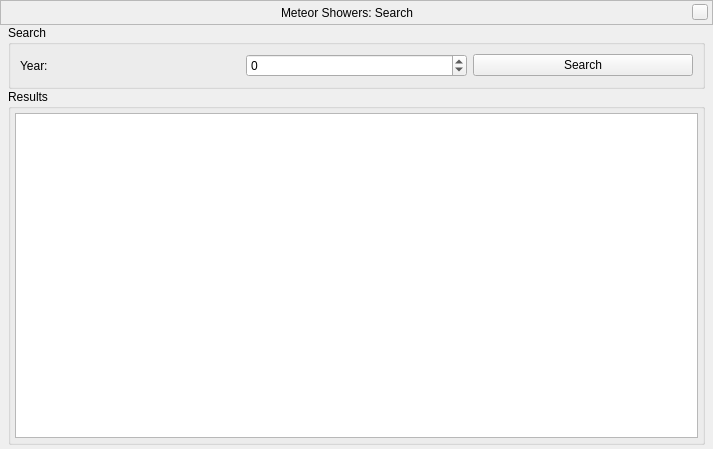
Stellarium/stellarium, file plugins/MeteorShowers/src/gui/MSSearchDialog.ui: the form before one commit.
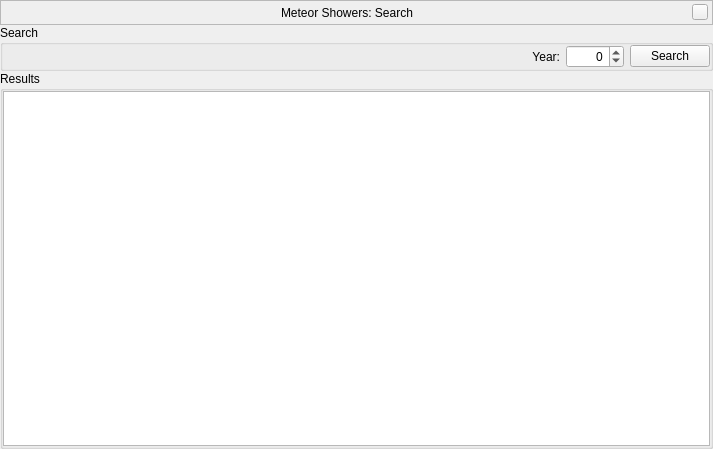
The form after the commit. Custom widgets are drawn as their Qt base class.

Commit message: Visual fix for Meteor Showers Search GUI

```diff
--- a/plugins/MeteorShowers/src/gui/MSSearchDialog.ui
+++ b/plugins/MeteorShowers/src/gui/MSSearchDialog.ui
@@ -135,13 +135,13 @@
    <item>
     <layout class="QVBoxLayout" name="verticalLayout">
      <property name="leftMargin">
-      <number>8</number>
+      <number>0</number>
      </property>
      <property name="rightMargin">
-      <number>8</number>
+      <number>0</number>
      </property>
      <property name="bottomMargin">
-      <number>4</number>
+      <number>0</number>
      </property>
      <item>
       <widget class="QGroupBox" name="search">
@@ -155,15 +155,39 @@
         <string>Search</string>
        </property>
        <layout class="QHBoxLayout" name="horizontalLayout">
+        <property name="leftMargin">
+         <number>0</number>
+        </property>
+        <property name="topMargin">
+         <number>0</number>
+        </property>
+        <property name="rightMargin">
+         <number>0</number>
+        </property>
+        <property name="bottomMargin">
+         <number>0</number>
+        </property>
         <item>
          <widget class="QLabel" name="labelFrom">
+          <property name="sizePolicy">
+           <sizepolicy hsizetype="Expanding" vsizetype="Preferred">
+            <horstretch>0</horstretch>
+            <verstretch>0</verstretch>
+           </sizepolicy>
+          </property>
           <property name="text">
            <string>Year:</string>
           </property>
+          <property name="alignment">
+           <set>Qt::AlignRight|Qt::AlignTrailing|Qt::AlignVCenter</set>
+          </property>
          </widget>
         </item>
         <item>
          <widget class="QSpinBox" name="fromYearSpinBox">
+          <property name="alignment">
+           <set>Qt::AlignRight|Qt::AlignTrailing|Qt::AlignVCenter</set>
+          </property>
           <property name="minimum">
            <number>-1000</number>
           </property>
@@ -195,19 +219,19 @@
        </property>
        <layout class="QVBoxLayout" name="verticalLayout_5">
         <property name="spacing">
-         <number>4</number>
+         <number>0</number>
         </property>
         <property name="leftMargin">
-         <number>4</number>
+         <number>0</number>
         </property>
         <property name="topMargin">
-         <number>4</number>
+         <number>0</number>
         </property>
         <property name="rightMargin">
-         <number>4</number>
+         <number>0</number>
         </property>
         <property name="bottomMargin">
-         <number>4</number>
+         <number>0</number>
         </property>
         <item>
          <widget class="QTreeWidget" name="listEvents">
```
